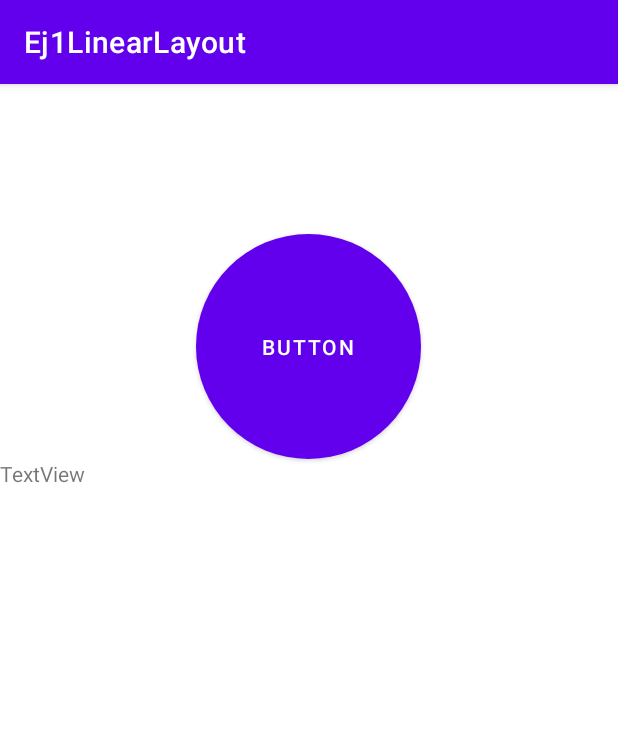
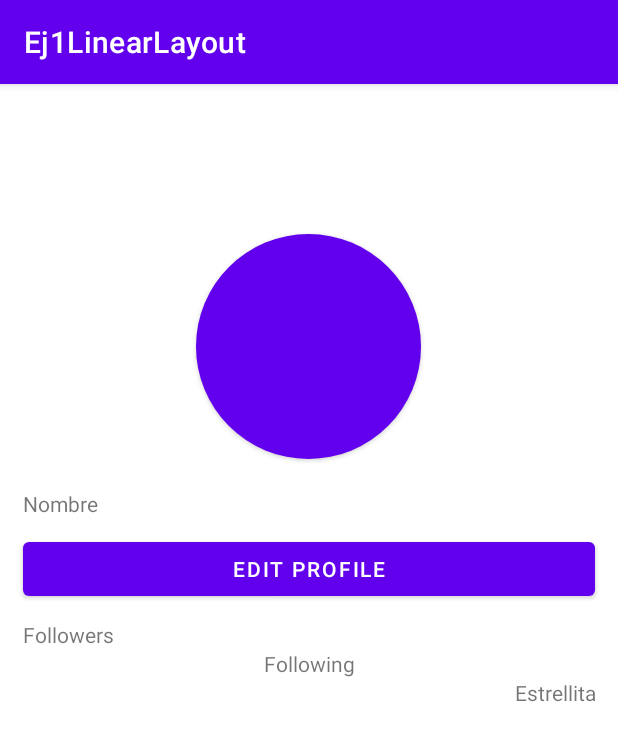
Before and after one commit to gonjim967/Ej1LinearLayout, an Android app: the screen it shows after launch (MainActivity), on a phone screen of 412 x 824 dp. Shown: the top 741 px of the screen. Run offline under Robolectric (Android 15) with nearby library versions, the phone set to English and light mode, and no system bars.

Commit message:
Commit TextViews y Button añadidos

```diff
--- a/app/src/main/res/layout/activity_main.xml
+++ b/app/src/main/res/layout/activity_main.xml
@@ -18,16 +18,51 @@
             android:id="@+id/button"
             android:layout_width="150dp"
             android:layout_height="150dp"
+            android:layout_gravity="center_horizontal"
             android:layout_marginTop="100dp"
             android:background="@drawable/btn_circle"
-            android:text="Button"
-            android:layout_gravity="center_horizontal"/>
+            android:text="" />
 
         <TextView
             android:id="@+id/textView"
             android:layout_width="match_parent"
             android:layout_height="wrap_content"
-            android:text="TextView" />
+            android:layout_marginLeft="15dp"
+            android:layout_marginTop="20dp"
+            android:text="Nombre" />
+
+        <Button
+            android:id="@+id/button2"
+            android:layout_width="match_parent"
+            android:layout_height="wrap_content"
+            android:layout_marginLeft="15dp"
+            android:layout_marginTop="10dp"
+            android:layout_marginRight="15dp"
+            android:text="Edit Profile" />
+
+        <TextView
+            android:id="@+id/textView2"
+            android:layout_width="match_parent"
+            android:layout_height="wrap_content"
+            android:layout_marginLeft="15dp"
+            android:layout_marginTop="10dp"
+            android:gravity="left"
+            android:text="Followers" />
+
+        <TextView
+            android:id="@+id/textView3"
+            android:layout_width="match_parent"
+            android:layout_height="wrap_content"
+            android:gravity="center"
+            android:text="Following" />
+
+        <TextView
+            android:id="@+id/textView4"
+            android:layout_width="match_parent"
+            android:layout_height="wrap_content"
+            android:layout_marginRight="15dp"
+            android:gravity="right"
+            android:text="Estrellita" />
 
 
     </LinearLayout>
```
